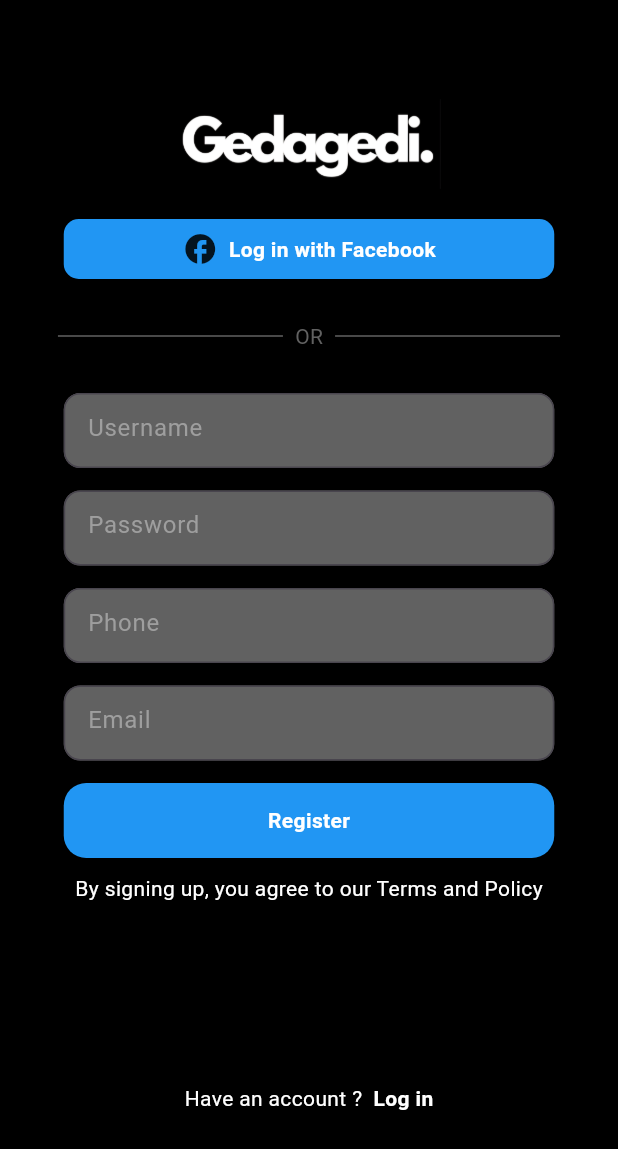
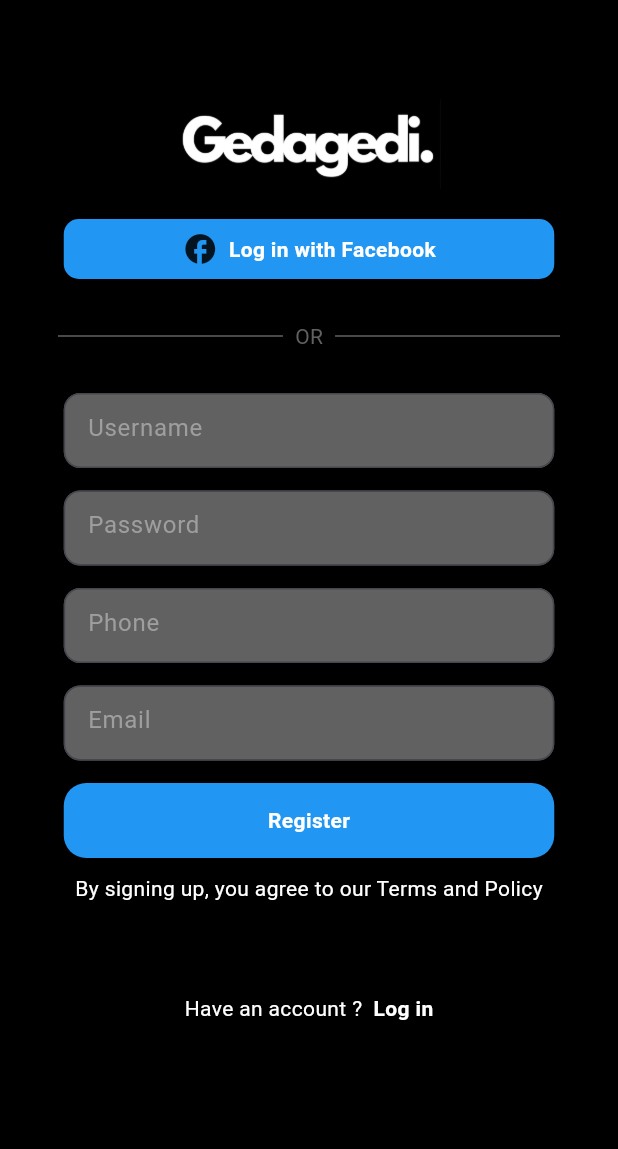
Before and after one commit to richielagito/projek_uts_mobile_progamming, a Flutter app: the screen it shows after launch, after a tap on "Sign up", on a phone screen of 412 x 824 dp. Shown: the top 1149 px of the screen. Run offline on Flutter 3.47's test engine with Material 3 defaults, Android fonts, the phone set to English and light mode, and no system bars; our stand-ins replace cloud_firestore, firebase_auth, firebase_core; accounts and stored records are empty; network calls fail.

Commit message:
menganti tampilan login dan register screen

```diff
--- a/lib/screens/login_screen.dart
+++ b/lib/screens/login_screen.dart
@@ -115,9 +115,11 @@
                       filled: true,
                       constraints:
                           const BoxConstraints.tightFor(width: 327, height: 50),
-                      hintStyle: const TextStyle(color: Colors.grey),
+                      hintStyle: const TextStyle(
+                          color: Color.fromARGB(255, 255, 255, 255)),
                       hintText: 'Phone number, email or username',
                     ),
+                    style: const TextStyle(color: Colors.white),
                   ),
                   const SizedBox(
                     height: 15,
--- a/lib/screens/main_screen.dart
+++ b/lib/screens/main_screen.dart
@@ -23,6 +23,7 @@
   void onItemTapped(int index) {
     setState(() {
       selectedIndex = index;
+      // ignore: avoid_print
       print('Selected Index: $selectedIndex'); // Debugging
     });
   }
--- a/lib/screens/register_screen.dart
+++ b/lib/screens/register_screen.dart
@@ -158,6 +158,8 @@
                   hintStyle: const TextStyle(color: Colors.grey),
                   hintText: 'Username',
                 ),
+                style: const TextStyle(
+                    color: Colors.white), // Warna teks input putih
               ),
               const SizedBox(height: 15),
               // Input Password
@@ -174,6 +176,8 @@
                   hintStyle: const TextStyle(color: Colors.grey),
                   hintText: 'Password',
                 ),
+                style: const TextStyle(
+                    color: Colors.white), // Warna teks input putih
               ),
               const SizedBox(height: 15),
               // Input Phone
@@ -190,6 +194,8 @@
                   hintStyle: const TextStyle(color: Colors.grey),
                   hintText: 'Phone',
                 ),
+                style: const TextStyle(
+                    color: Colors.white), // Warna teks input putih
               ),
               const SizedBox(height: 15),
               // Input Email
@@ -206,6 +212,8 @@
                   hintStyle: const TextStyle(color: Colors.grey),
                   hintText: 'Email',
                 ),
+                style: const TextStyle(
+                    color: Colors.white), // Warna teks input putih
               ),
               const SizedBox(height: 15),
               // Tombol Daftar
@@ -239,7 +247,7 @@
                   ),
                 ],
               ),
-              const SizedBox(height: 120),
+              const SizedBox(height: 60),
               // Opsi login
               Row(
                 mainAxisAlignment: MainAxisAlignment.center,
```
